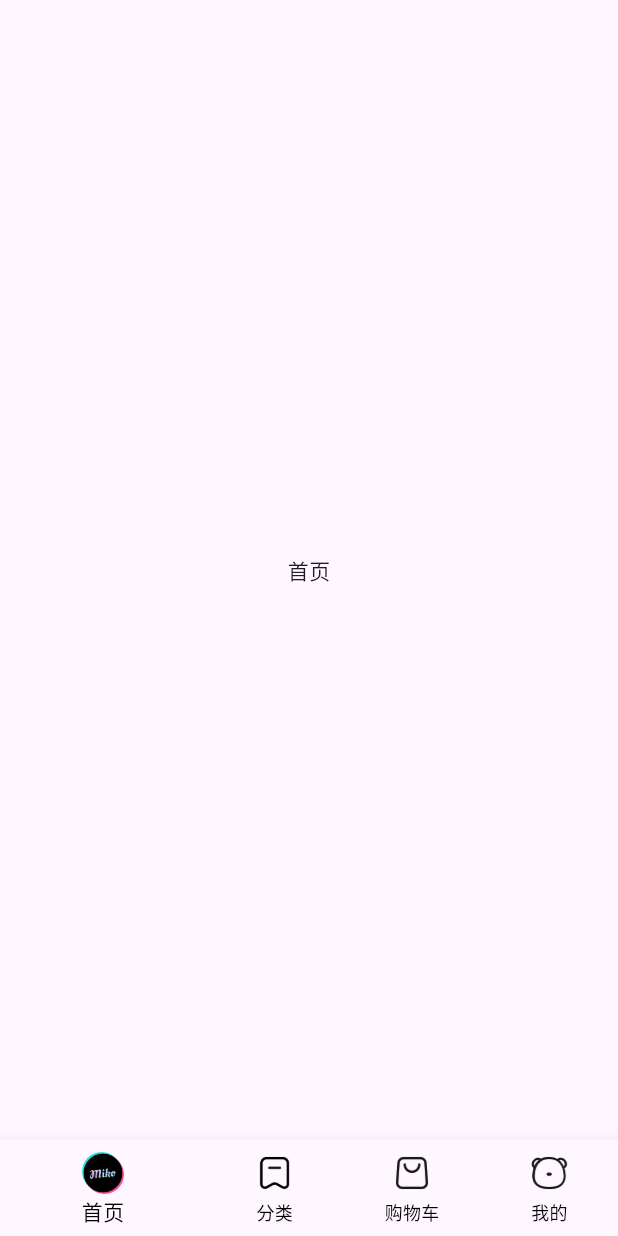
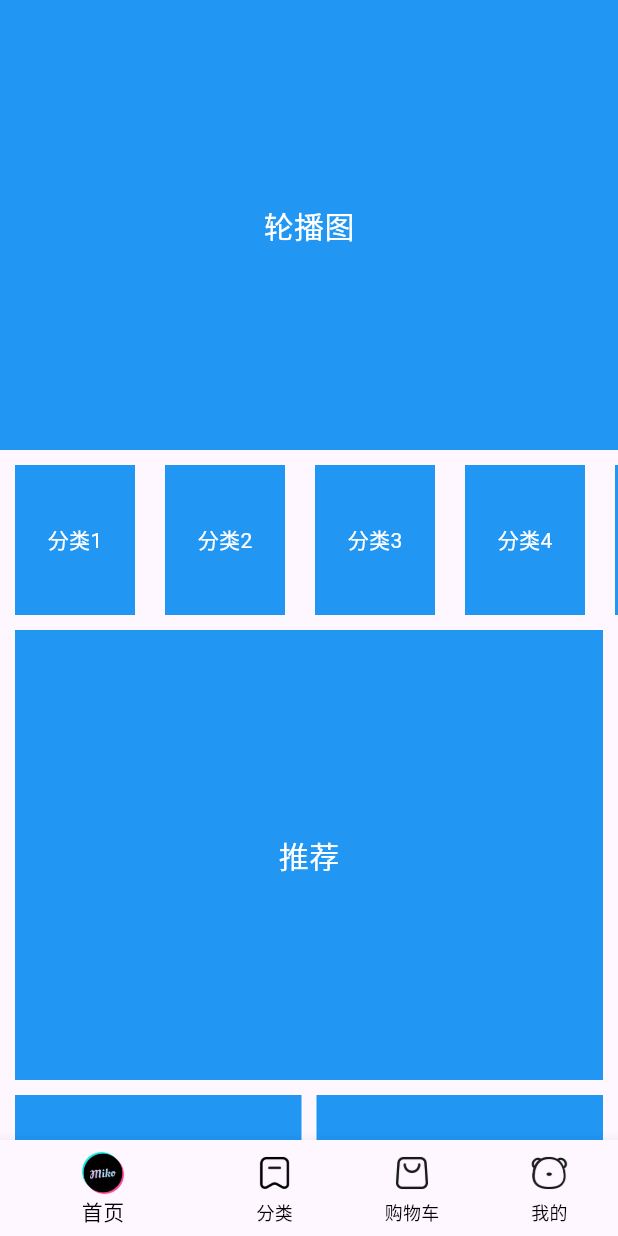
Before and after one commit to waynebing/flutter_project, a Flutter app: the screen it shows after launch, on a phone screen of 412 x 824 dp. Run offline on Flutter 3.47's test engine with Material 3 defaults, Android fonts, the phone set to English and light mode, and no system bars.

Commit message:
首页基础布局骨架

```diff
--- /dev/null
+++ b/hm_shop/lib/components/Home/HmCategory.dart
@@ -0,0 +1,33 @@
+import 'package:flutter/material.dart';
+
+class HmCategory extends StatefulWidget {
+  HmCategory({Key? key}) : super(key: key);
+
+  @override
+  _HmCategoryState createState() => _HmCategoryState();
+}
+
+class _HmCategoryState extends State<HmCategory> {
+  @override
+  Widget build(BuildContext context) {
+    return SizedBox(
+      height: 100,
+      child: ListView.builder(
+          scrollDirection: Axis.horizontal,
+          itemCount: 10,
+          itemBuilder: (BuildContext context, int index) {
+            return Container(
+              width: 80,
+              height: 100,
+              color: Colors.blue,
+              alignment: Alignment.center,
+              child: Text(
+                '分类${index + 1}',
+                style: TextStyle(color: Colors.white),
+              ),
+              margin: EdgeInsets.symmetric(horizontal: 10),
+            );
+          }),
+    );
+  }
+}
--- /dev/null
+++ b/hm_shop/lib/components/Home/HmHot.dart
@@ -0,0 +1,23 @@
+import 'package:flutter/material.dart';
+
+class HmHot extends StatefulWidget {
+  HmHot({Key? key}) : super(key: key);
+
+  @override
+  _HmHotState createState() => _HmHotState();
+}
+
+class _HmHotState extends State<HmHot> {
+  @override
+  Widget build(BuildContext context) {
+    return Container(
+      height: 200,
+      color: Colors.blue,
+      alignment: Alignment.center,
+      child: Text(
+        '爆款推荐',
+        style: TextStyle(color: Colors.white, fontSize: 20),
+      ),
+    );
+  }
+}
--- /dev/null
+++ b/hm_shop/lib/components/Home/HmMoreList.dart
@@ -0,0 +1,28 @@
+import 'package:flutter/material.dart';
+
+class HmMoreList extends StatefulWidget {
+  HmMoreList({Key? key}) : super(key: key);
+
+  @override
+  _HmMoreListState createState() => _HmMoreListState();
+}
+
+class _HmMoreListState extends State<HmMoreList> {
+  @override
+  Widget build(BuildContext context) {
+    return SliverGrid.builder(
+        gridDelegate: SliverGridDelegateWithFixedCrossAxisCount(
+            crossAxisCount: 2, mainAxisSpacing: 10, crossAxisSpacing: 10),
+        itemBuilder: (BuildContext context, int index) {
+          return Container(
+            color: Colors.blue,
+            alignment: Alignment.center,
+            child: Text(
+              '商品${index + 1}',
+              style: TextStyle(color: Colors.white),
+            ),
+          );
+        },
+        itemCount: 10);
+  }
+}
--- /dev/null
+++ b/hm_shop/lib/components/Home/HmSlider.dart
@@ -0,0 +1,23 @@
+import 'package:flutter/material.dart';
+
+class HmSlider extends StatefulWidget {
+  HmSlider({Key? key}) : super(key: key);
+
+  @override
+  _HmSliderState createState() => _HmSliderState();
+}
+
+class _HmSliderState extends State<HmSlider> {
+  @override
+  Widget build(BuildContext context) {
+    return Container(
+      height: 300,
+      alignment: Alignment.center,
+      color: Colors.blue,
+      child: Text(
+        "轮播图",
+        style: TextStyle(color: Colors.white, fontSize: 20),
+      ),
+    );
+  }
+}
--- /dev/null
+++ b/hm_shop/lib/components/Home/HmSuggestion.dart
@@ -0,0 +1,25 @@
+import 'package:flutter/material.dart';
+
+class HmSuggestion extends StatefulWidget {
+  HmSuggestion({Key? key}) : super(key: key);
+
+  @override
+  _HmSuggestionState createState() => _HmSuggestionState();
+}
+
+class _HmSuggestionState extends State<HmSuggestion> {
+  @override
+  Widget build(BuildContext context) {
+    return Padding(
+        padding: EdgeInsets.symmetric(horizontal: 10),
+        child: Container(
+          height: 300,
+          color: Colors.blue,
+          alignment: Alignment.center,
+          child: Text(
+            '推荐',
+            style: TextStyle(color: Colors.white, fontSize: 20),
+          ),
+        ));
+  }
+}
--- a/hm_shop/lib/pages/Home/index.dart
+++ b/hm_shop/lib/pages/Home/index.dart
@@ -1,4 +1,9 @@
 import 'package:flutter/material.dart';
+import 'package:hm_shop/components/Home/HmCategory.dart';
+import 'package:hm_shop/components/Home/HmHot.dart';
+import 'package:hm_shop/components/Home/HmMoreList.dart';
+import 'package:hm_shop/components/Home/HmSlider.dart';
+import 'package:hm_shop/components/Home/HmSuggestion.dart';
 
 class HomeView extends StatefulWidget {
   HomeView({Key? key}) : super(key: key);
@@ -8,10 +13,55 @@
 }
 
 class _HomeViewState extends State<HomeView> {
+  List<Widget> _getScrollChildern() {
+    return [
+      SliverToBoxAdapter(child: HmSlider()),
+      SliverToBoxAdapter(
+          child: SizedBox(
+        height: 10,
+      )),
+      SliverToBoxAdapter(
+        child: HmCategory(),
+      ),
+      SliverToBoxAdapter(
+          child: SizedBox(
+        height: 10,
+      )),
+      SliverToBoxAdapter(
+        child: HmSuggestion(),
+      ),
+      SliverToBoxAdapter(
+          child: SizedBox(
+        height: 10,
+      )),
+      SliverToBoxAdapter(
+          child: Padding(
+        padding: EdgeInsets.symmetric(horizontal: 10),
+        child: Flex(
+          direction: Axis.horizontal,
+          children: [
+            Expanded(child: HmHot()),
+            SizedBox(width: 10),
+            Expanded(child: HmHot()),
+          ],
+        ),
+      )),
+      SliverToBoxAdapter(
+          child: SizedBox(
+        height: 10,
+      )),
+      HmMoreList(),
+      SliverToBoxAdapter(
+          child: SizedBox(
+        height: 10,
+      )),
+    ];
+  }
+
   @override
   Widget build(BuildContext context) {
-    return Center(
-      child: Text('首页'),
+    return CustomScrollView(
+      slivers: _getScrollChildern(),
     );
   }
 }
```
